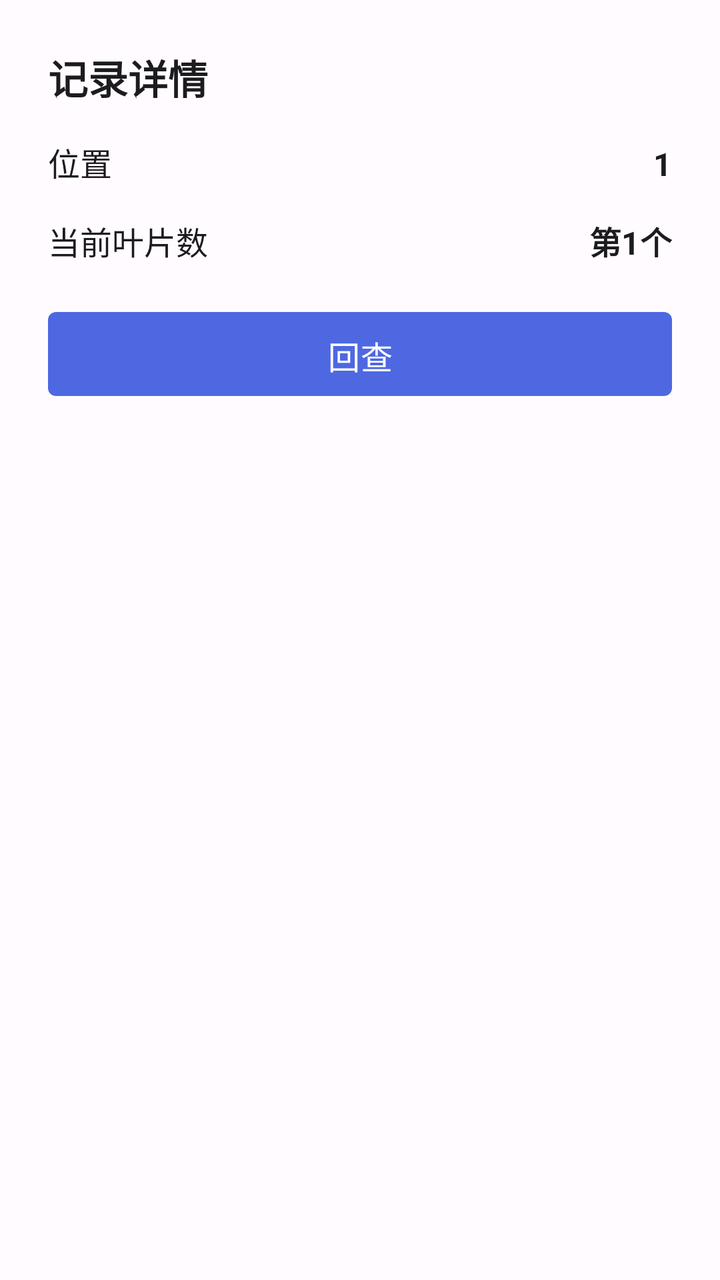
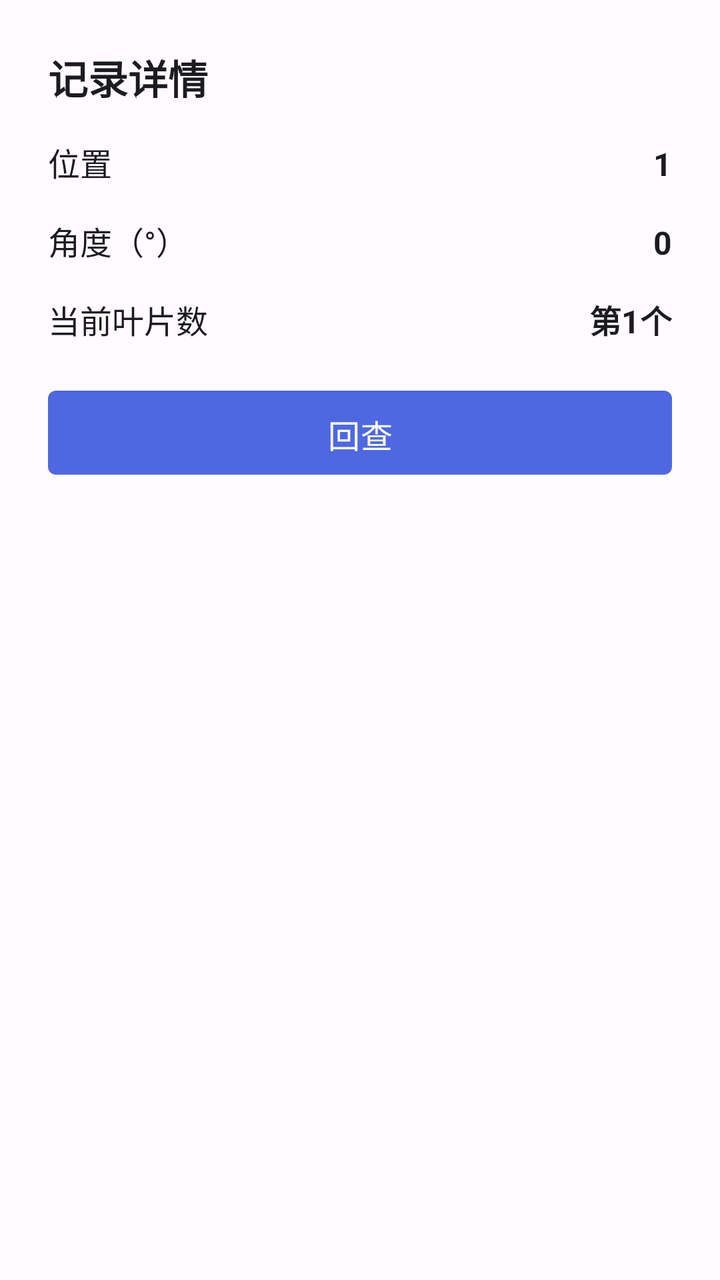

Screens rendered from an Android XML layout before and after an edit, with the pre-edit source and the edit as a unified diff.
<!-- AndroidManifest.xml: another module's application theme Theme.DeviceControl -->
<!-- res/layout/dialog_record_detail.xml -->
<?xml version="1.0" encoding="utf-8"?>
<LinearLayout xmlns:android="http://schemas.android.com/apk/res/android"
    xmlns:app="http://schemas.android.com/apk/res-auto"
    android:layout_width="match_parent"
    android:layout_height="wrap_content"
    android:orientation="vertical"
    android:padding="@dimen/spacing_large">

    <TextView
        android:layout_width="match_parent"
        android:layout_height="wrap_content"
        android:text="@string/record_detail"
        android:textSize="20sp"
        android:textStyle="bold"
        android:textColor="@color/on_background"
        android:layout_marginBottom="@dimen/spacing_medium" />

    
    <LinearLayout
        android:layout_width="match_parent"
        android:layout_height="wrap_content"
        android:orientation="horizontal"
        android:layout_marginBottom="@dimen/spacing_medium">

        <TextView
            android:layout_width="0dp"
            android:layout_height="wrap_content"
            android:layout_weight="1"
            android:text="@string/position"
            android:textSize="16sp"
            android:textColor="@color/on_background" />

        <TextView
            android:id="@+id/tvPosition"
            android:layout_width="wrap_content"
            android:layout_height="wrap_content"
            android:text="1"
            android:textSize="16sp"
            android:textStyle="bold"
            android:textColor="@color/on_background" />
    </LinearLayout>

    
    <LinearLayout
        android:layout_width="match_parent"
        android:layout_height="wrap_content"
        android:orientation="horizontal"
        android:layout_marginBottom="@dimen/spacing_large">

        <TextView
            android:layout_width="0dp"
            android:layout_height="wrap_content"
            android:layout_weight="1"
            android:text="@string/current_blade_count"
            android:textSize="16sp"
            android:textColor="@color/on_background" />

        <TextView
            android:id="@+id/tvBladeNumber"
            android:layout_width="wrap_content"
            android:layout_height="wrap_content"
            android:text="第1个"
            android:textSize="16sp"
            android:textStyle="bold"
            android:textColor="@color/on_background" />
    </LinearLayout>

    
    <com.google.android.material.button.MaterialButton
        android:id="@+id/btnPlayback"
        android:layout_width="match_parent"
        android:layout_height="42dp"
        android:text="@string/playback"
        android:textSize="16sp"
        android:textColor="@color/color_white"
        android:background="@drawable/bg_control_button_active"
        style="@style/PrimaryButton" />

</LinearLayout>
<!-- resources referenced by this layout -->
<resources>
  <color name="color_white">#ffffff</color>
  <color name="on_background">#1C1B1F</color>
  <dimen name="spacing_large">24dp</dimen>
  <dimen name="spacing_medium">16dp</dimen>
  <!-- drawable bg_control_button_active (drawable) -->
  <?xml version="1.0" encoding="utf-8"?>
  <shape xmlns:android="http://schemas.android.com/apk/res/android"
      android:shape="rectangle">
      <gradient
          android:angle="270"
          android:startColor="#F38D4C"
          android:endColor="#D97130"
          android:type="linear" />
      <corners android:radius="4dp" />
  </shape>
  <string name="current_blade_count">当前叶片数</string>
  <string name="playback">回查</string>
  <string name="position">位置</string>
  <string name="record_detail">记录详情</string>
  <style name="PrimaryButton" parent="Widget.Material3.Button">
          <item name="android:layout_height">@dimen/button_height</item>
          <item name="android:minHeight">@dimen/button_height</item>
          <item name="cornerRadius">@dimen/button_corner_radius</item>
          <item name="android:textAllCaps">false</item>
          <item name="android:textSize">16sp</item>
          <item name="android:fontFamily">sans-serif-medium</item>
      </style>
  <dimen name="button_height">56dp</dimen>
  <dimen name="button_corner_radius">28dp</dimen>
  <color name="primary">#4E68E2</color>
  <color name="on_primary">#FFFFFF</color>
  <color name="primary_container">#EADDFF</color>
  <color name="on_primary_container">#21005D</color>
  <color name="secondary">#625B71</color>
  <color name="on_secondary">#FFFFFF</color>
  <color name="secondary_container">#E8DEF8</color>
  <color name="on_secondary_container">#1D192B</color>
  <color name="tertiary">#7D5260</color>
  <color name="on_tertiary">#FFFFFF</color>
  <color name="tertiary_container">#FFD8E4</color>
  <color name="on_tertiary_container">#31111D</color>
  <color name="error">#BA1A1A</color>
  <color name="on_error">#FFFFFF</color>
  <color name="error_container">#FFDAD6</color>
  <color name="on_error_container">#410002</color>
  <color name="background">#FFFBFE</color>
  <color name="surface">#FFFBFE</color>
  <color name="on_surface">#1C1B1F</color>
  <color name="surface_variant">#E7E0EC</color>
  <color name="on_surface_variant">#49454F</color>
  <!-- unchanged entries left out for length: 1 -->
</resources>

<!-- the commit's change to res/layout/dialog_record_detail.xml (unified diff, before → after) -->
@@ -45,6 +45,31 @@
         android:layout_width="match_parent"
         android:layout_height="wrap_content"
         android:orientation="horizontal"
+        android:layout_marginBottom="@dimen/spacing_medium">
+
+        <TextView
+            android:layout_width="0dp"
+            android:layout_height="wrap_content"
+            android:layout_weight="1"
+            android:text="@string/record_angle_degrees"
+            android:textSize="16sp"
+            android:textColor="@color/on_background" />
+
+        <TextView
+            android:id="@+id/tvAngle"
+            android:layout_width="wrap_content"
+            android:layout_height="wrap_content"
+            android:text="0"
+            android:textSize="16sp"
+            android:textStyle="bold"
+            android:textColor="@color/on_background" />
+    </LinearLayout>
+
+    
+    <LinearLayout
+        android:layout_width="match_parent"
+        android:layout_height="wrap_content"
+        android:orientation="horizontal"
         android:layout_marginBottom="@dimen/spacing_large">
 
         <TextView
<!-- resource entries referenced after the edit -->
@@ -18,6 +18,7 @@
   <string name="current_blade_count">当前叶片数</string>
   <string name="playback">回查</string>
   <string name="position">位置</string>
+  <string name="record_angle_degrees">角度（°）</string>
   <string name="record_detail">记录详情</string>
   <style name="PrimaryButton" parent="Widget.Material3.Button">
           <item name="android:layout_height">@dimen/button_height</item>
